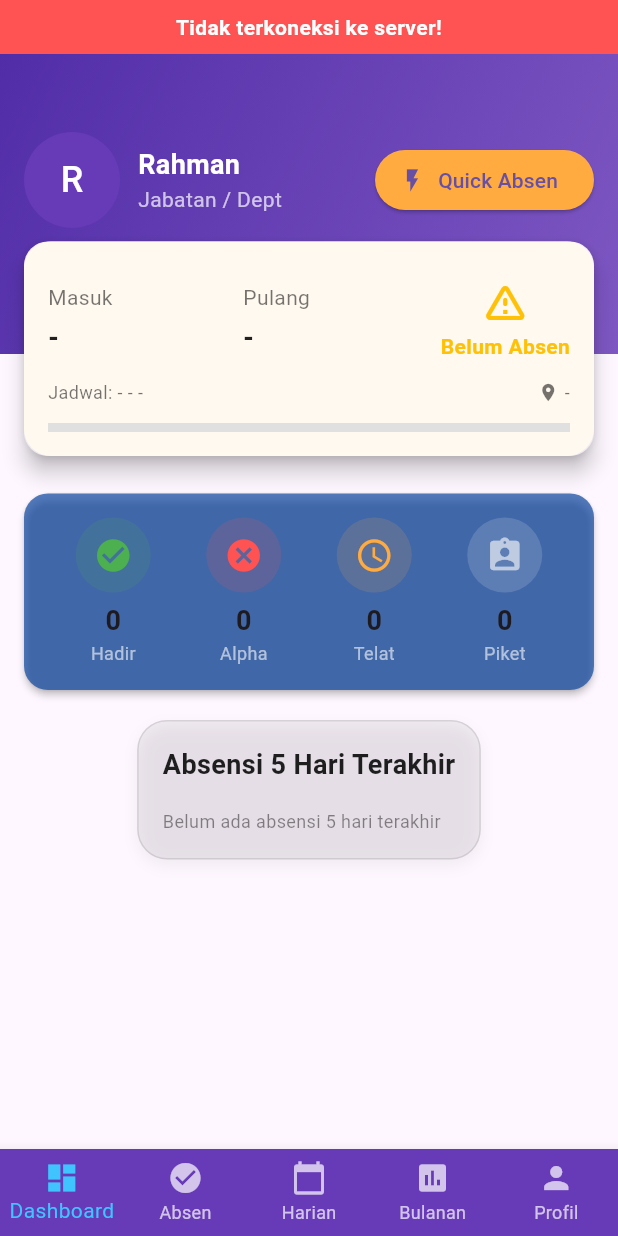
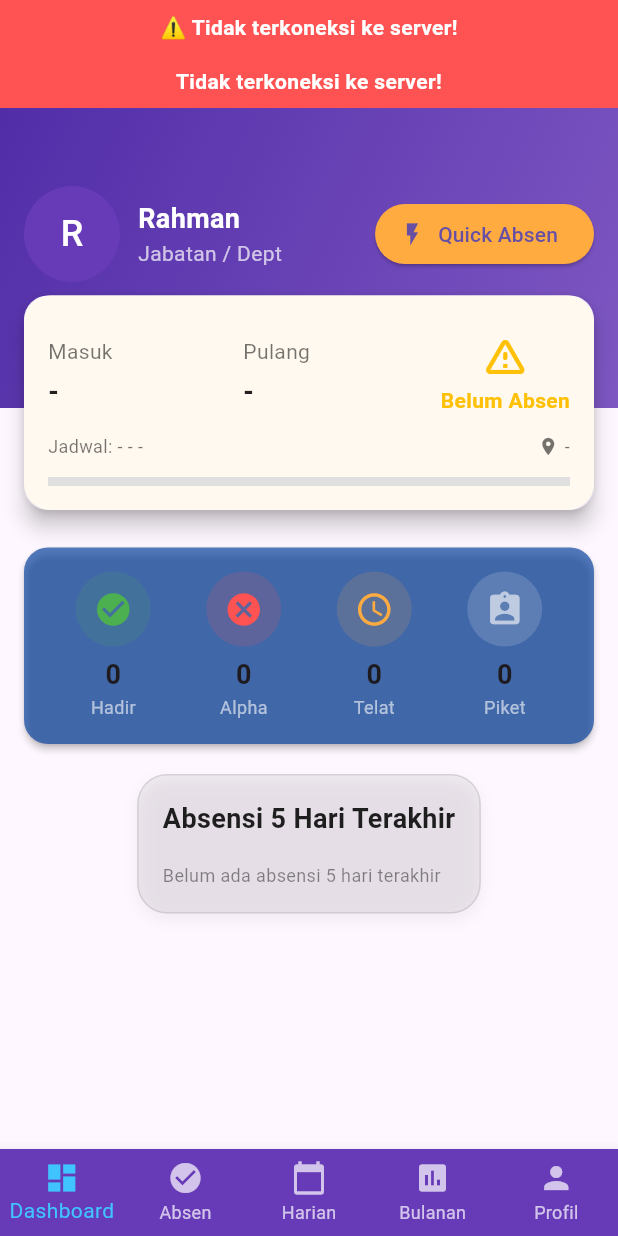
Before and after one commit to nurrahmaan/absensi_online, a Flutter app: the HomeScreen screen opened directly with empty values, on a phone screen of 412 x 824 dp. Run offline on Flutter 3.47's test engine with Material 3 defaults, Android fonts, the phone set to English and light mode, and no system bars; our stand-ins replace dio, location, shared_preferences; accounts and stored records are empty; network calls fail.

Commit message:
Your commit message here

```diff
--- a/lib/screens/home_screen.dart
+++ b/lib/screens/home_screen.dart
@@ -1,5 +1,7 @@
 import 'package:flutter/material.dart';
+import 'package:provider/provider.dart';
 import 'package:shared_preferences/shared_preferences.dart';
+import '../providers/server_connection_provider.dart';
 import 'dashboard_screen.dart';
 import 'absensi_screen.dart';
 import 'daily_attendance_screen.dart';
@@ -18,6 +20,7 @@
 class _HomeScreenState extends State<HomeScreen> {
   int _currentIndex = 0;
   late final List<Widget> _screens;
+  bool _showBanner = true;
 
   @override
   void initState() {
@@ -46,10 +49,60 @@
     );
   }
 
+  void _autoHideBanner() {
+    Future.delayed(const Duration(seconds: 3), () {
+      if (mounted) {
+        setState(() {
+          _showBanner = false;
+        });
+      }
+    });
+  }
+
   @override
   Widget build(BuildContext context) {
+    final serverProvider = Provider.of<ServerConnectionProvider>(context);
+
+    // Reset banner tiap kali status berubah
+    if (serverProvider.isConnected && _showBanner) {
+      _autoHideBanner();
+    }
+    if (!serverProvider.isConnected && !_showBanner) {
+      setState(() {
+        _showBanner = true;
+      });
+    }
+
     return Scaffold(
-      body: _screens[_currentIndex],
+      body: Column(
+        children: [
+          AnimatedSlide(
+            offset: _showBanner ? Offset.zero : const Offset(0, -1),
+            duration: const Duration(milliseconds: 400),
+            curve: Curves.easeInOut,
+            child: AnimatedOpacity(
+              opacity: _showBanner ? 1.0 : 0.0,
+              duration: const Duration(milliseconds: 400),
+              child: Container(
+                width: double.infinity,
+                color: serverProvider.isConnected
+                    ? Colors.green
+                    : Colors.redAccent,
+                padding: const EdgeInsets.all(8),
+                child: Text(
+                  serverProvider.isConnected
+                      ? '✅ Terhubung ke server'
+                      : '⚠ Tidak terkoneksi ke server!',
+                  style: const TextStyle(
+                      color: Colors.white, fontWeight: FontWeight.bold),
+                  textAlign: TextAlign.center,
+                ),
+              ),
+            ),
+          ),
+          Expanded(child: _screens[_currentIndex]),
+        ],
+      ),
       bottomNavigationBar: BottomNavigationBar(
         backgroundColor: const Color(0xFF673AB7),
         selectedItemColor: Colors.lightBlueAccent,
```
